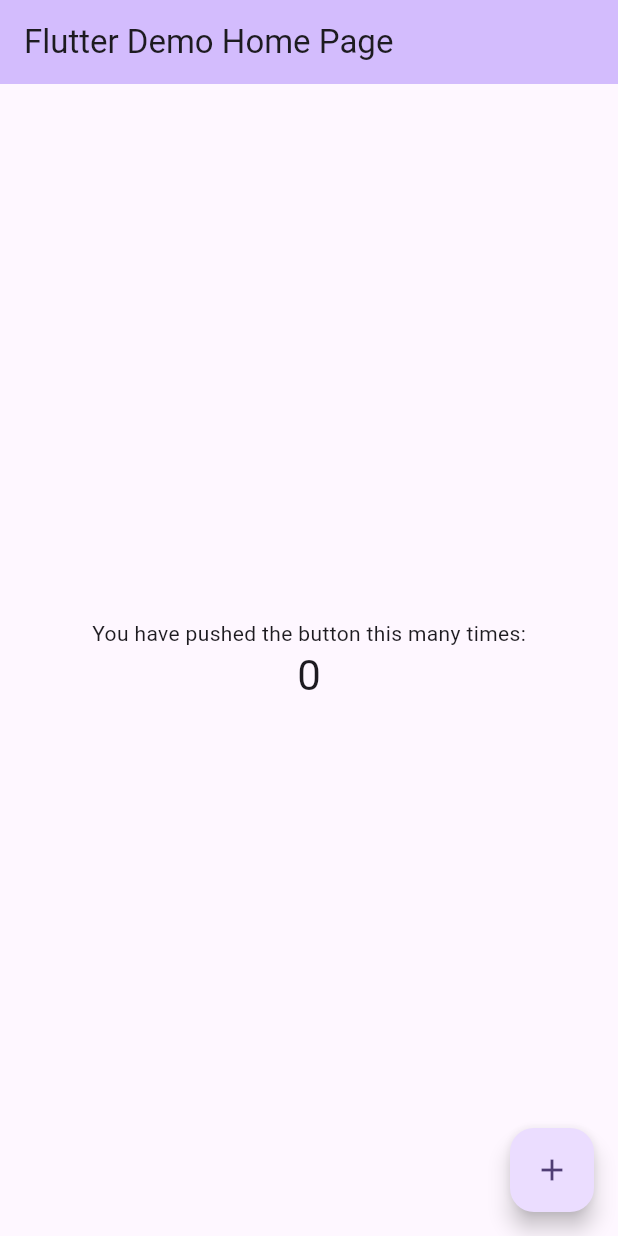
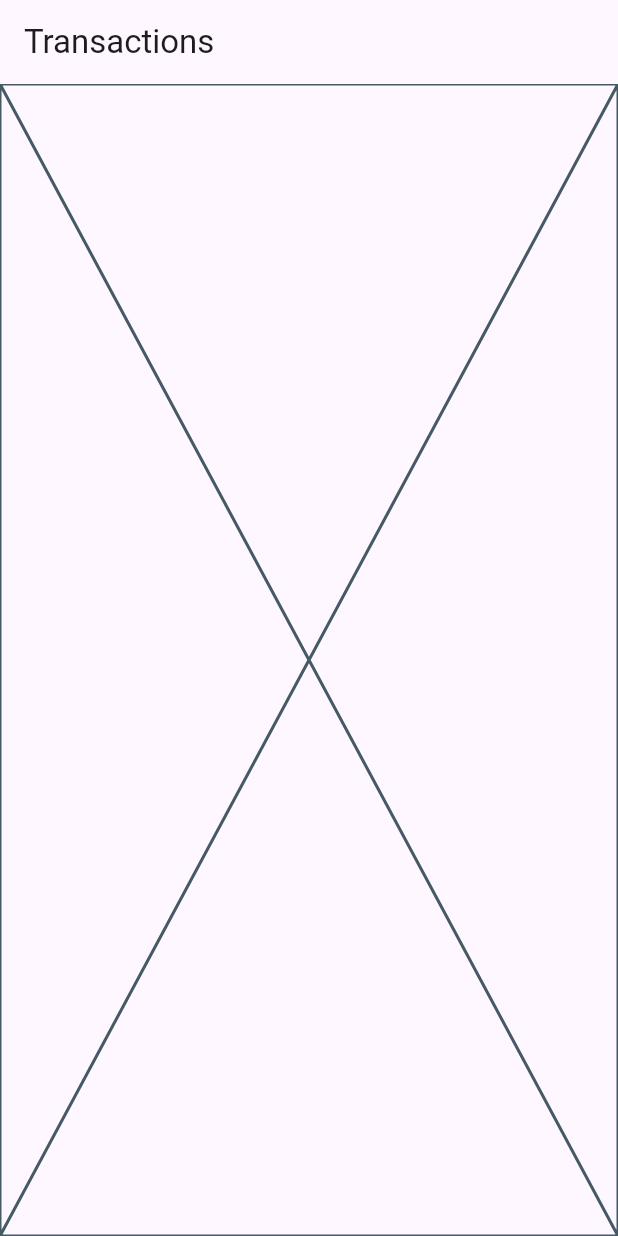
Before and after one commit to sylvix/personal_finance, a Flutter app: the screen it shows after launch, on a phone screen of 412 x 824 dp. Run offline on Flutter 3.47's test engine with Material 3 defaults, Android fonts, the phone set to English and light mode, and no system bars.

Commit message:
Created basic structure

```diff
--- a/lib/main.dart
+++ b/lib/main.dart
@@ -1,125 +1,8 @@
 import 'package:flutter/material.dart';
+import 'package:personal_finance/personal_finance.dart';
 
 void main() {
-  runApp(const MyApp());
+  runApp(MaterialApp(
+    home: PersonalFinance(),
+  ));
 }
-
-class MyApp extends StatelessWidget {
-  const MyApp({super.key});
-
-  // This widget is the root of your application.
-  @override
-  Widget build(BuildContext context) {
-    return MaterialApp(
-      title: 'Flutter Demo',
-      theme: ThemeData(
-        // This is the theme of your application.
-        //
-        // TRY THIS: Try running your application with "flutter run". You'll see
-        // the application has a purple toolbar. Then, without quitting the app,
-        // try changing the seedColor in the colorScheme below to Colors.green
-        // and then invoke "hot reload" (save your changes or press the "hot
-        // reload" button in a Flutter-supported IDE, or press "r" if you used
-        // the command line to start the app).
-        //
-        // Notice that the counter didn't reset back to zero; the application
-        // state is not lost during the reload. To reset the state, use hot
-        // restart instead.
-        //
-        // This works for code too, not just values: Most code changes can be
-        // tested with just a hot reload.
-        colorScheme: ColorScheme.fromSeed(seedColor: Colors.deepPurple),
-        useMaterial3: true,
-      ),
-      home: const MyHomePage(title: 'Flutter Demo Home Page'),
-    );
-  }
-}
-
-class MyHomePage extends StatefulWidget {
-  const MyHomePage({super.key, required this.title});
-
-  // This widget is the home page of your application. It is stateful, meaning
-  // that it has a State object (defined below) that contains fields that affect
-  // how it looks.
-
-  // This class is the configuration for the state. It holds the values (in this
-  // case the title) provided by the parent (in this case the App widget) and
-  // used by the build method of the State. Fields in a Widget subclass are
-  // always marked "final".
-
-  final String title;
-
-  @override
-  State<MyHomePage> createState() => _MyHomePageState();
-}
-
-class _MyHomePageState extends State<MyHomePage> {
-  int _counter = 0;
-
-  void _incrementCounter() {
-    setState(() {
-      // This call to setState tells the Flutter framework that something has
-      // changed in this State, which causes it to rerun the build method below
-      // so that the display can reflect the updated values. If we changed
-      // _counter without calling setState(), then the build method would not be
-      // called again, and so nothing would appear to happen.
-      _counter++;
-    });
-  }
-
-  @override
-  Widget build(BuildContext context) {
-    // This method is rerun every time setState is called, for instance as done
-    // by the _incrementCounter method above.
-    //
-    // The Flutter framework has been optimized to make rerunning build methods
-    // fast, so that you can just rebuild anything that needs updating rather
-    // than having to individually change instances of widgets.
-    return Scaffold(
-      appBar: AppBar(
-        // TRY THIS: Try changing the color here to a specific color (to
-        // Colors.amber, perhaps?) and trigger a hot reload to see the AppBar
-        // change color while the other colors stay the same.
-        backgroundColor: Theme.of(context).colorScheme.inversePrimary,
-        // Here we take the value from the MyHomePage object that was created by
-        // the App.build method, and use it to set our appbar title.
-        title: Text(widget.title),
-      ),
-      body: Center(
-        // Center is a layout widget. It takes a single child and positions it
-        // in the middle of the parent.
-        child: Column(
-          // Column is also a layout widget. It takes a list of children and
-          // arranges them vertically. By default, it sizes itself to fit its
-          // children horizontally, and tries to be as tall as its parent.
-          //
-          // Column has various properties to control how it sizes itself and
-          // how it positions its children. Here we use mainAxisAlignment to
-          // center the children vertically; the main axis here is the vertical
-          // axis because Columns are vertical (the cross axis would be
-          // horizontal).
-          //
-          // TRY THIS: Invoke "debug painting" (choose the "Toggle Debug Paint"
-          // action in the IDE, or press "p" in the console), to see the
-          // wireframe for each widget.
-          mainAxisAlignment: MainAxisAlignment.center,
-          children: <Widget>[
-            const Text(
-              'You have pushed the button this many times:',
-            ),
-            Text(
-              '$_counter',
-              style: Theme.of(context).textTheme.headlineMedium,
-            ),
-          ],
-        ),
-      ),
-      floatingActionButton: FloatingActionButton(
-        onPressed: _incrementCounter,
-        tooltip: 'Increment',
-        child: const Icon(Icons.add),
-      ), // This trailing comma makes auto-formatting nicer for build methods.
-    );
-  }
-}
--- /dev/null
+++ b/lib/personal_finance.dart
@@ -0,0 +1,21 @@
+import 'package:flutter/material.dart';
+import 'package:personal_finance/screens/transactions_screen.dart';
+
+class PersonalFinance extends StatefulWidget {
+  const PersonalFinance({super.key});
+
+  @override
+  State<PersonalFinance> createState() => _PersonalFinanceState();
+}
+
+class _PersonalFinanceState extends State<PersonalFinance> {
+  @override
+  Widget build(BuildContext context) {
+    return Scaffold(
+      appBar: AppBar(
+        title: Text('Transactions'),
+      ),
+      body: TransactionsScreen(),
+    );
+  }
+}
--- /dev/null
+++ b/lib/screens/transactions_screen.dart
@@ -0,0 +1,10 @@
+import 'package:flutter/material.dart';
+
+class TransactionsScreen extends StatelessWidget {
+  const TransactionsScreen({super.key});
+
+  @override
+  Widget build(BuildContext context) {
+    return const Placeholder();
+  }
+}
```
